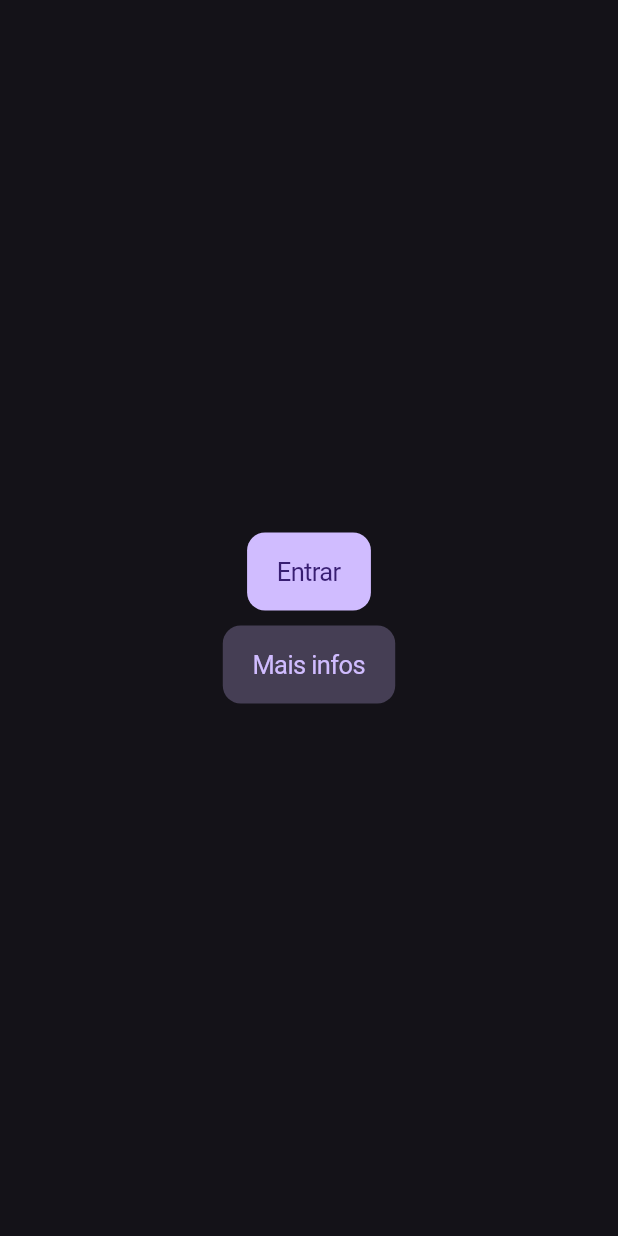
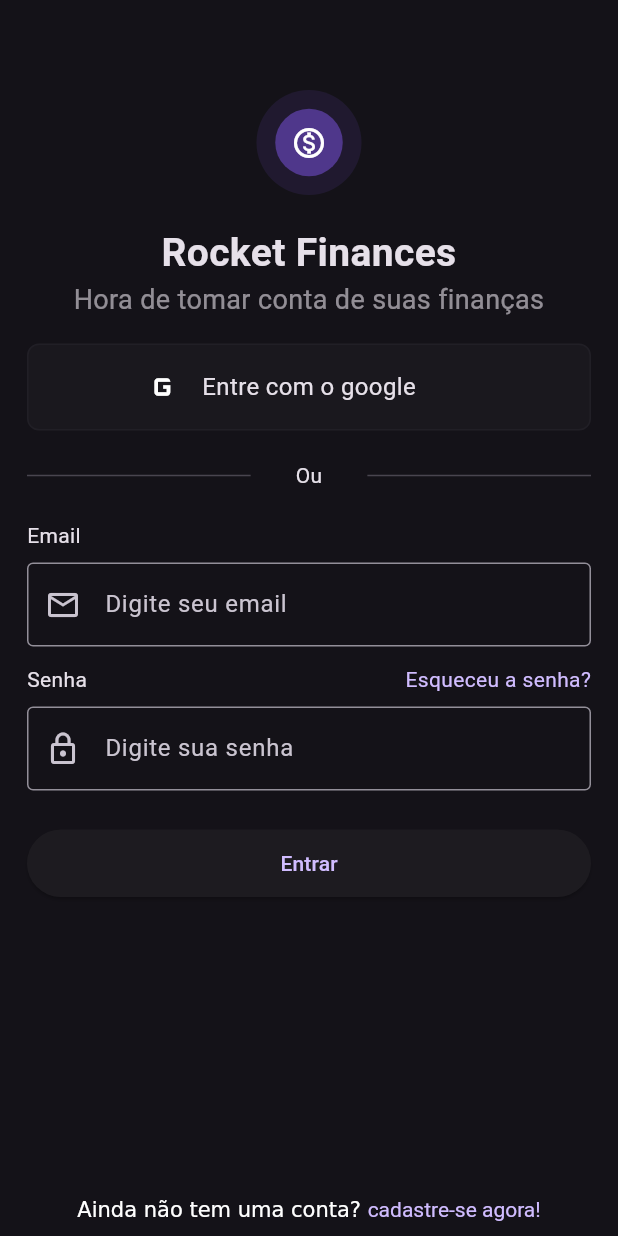
Before and after one commit to wRiqie/rocket_finances, a Flutter app: the SignInScreen screen opened directly, on a phone screen of 412 x 824 dp. Run offline on Flutter 3.47's test engine with Material 3 defaults, Android fonts, the phone set to English and light mode, and no system bars; our stand-ins replace result_dart, supabase_flutter; missing offline and left inert: flutter_settings_ui; accounts and stored records are empty.

Commit message:
feat: starting auth logic

```diff
--- a/lib/app/app_widget.dart
+++ b/lib/app/app_widget.dart
@@ -8,7 +8,9 @@ class AppWidget extends StatelessWidget {
   Widget build(BuildContext context) {
     return MaterialApp(
       title: 'Rocket finances',
-      theme: ThemeData(brightness: Brightness.dark),
+      theme: ThemeData(brightness: Brightness.dark).copyWith(
+          inputDecorationTheme:
+              InputDecorationTheme(border: OutlineInputBorder())),
       initialRoute: AppRoutes.dashboard,
       routes: AppPages.pages,
     );
--- /dev/null
+++ b/lib/app/core/values/types.dart
@@ -0,0 +1,3 @@
+import 'package:result_dart/result_dart.dart';
+
+typedef AppResult<S, F> = ResultDart;
--- /dev/null
+++ b/lib/app/data/repositories/auth_repository.dart
@@ -0,0 +1,5 @@
+abstract class AuthRepository {
+  Future<bool> signUp();
+}
+
+class AuthRepositoryImp implements AuthRepository {}
--- a/lib/app/ui/modules/sign_in/sign_in_screen.dart
+++ b/lib/app/ui/modules/sign_in/sign_in_screen.dart
@@ -1,6 +1,4 @@
-import 'package:flutter/cupertino.dart';
 import 'package:flutter/material.dart';
-import 'package:rocket_finances/app/routes/app_pages.dart';
 
 class SignInScreen extends StatefulWidget {
   const SignInScreen({super.key});
@@ -12,27 +10,205 @@ class SignInScreen extends StatefulWidget {
 class _SignInScreenState extends State<SignInScreen> {
   @override
   Widget build(BuildContext context) {
+    final size = MediaQuery.sizeOf(context);
+    final colorScheme = Theme.of(context).colorScheme;
+    final containerColor = colorScheme.surfaceBright.withValues(alpha: .15);
+
     return Scaffold(
-      body: SafeArea(
-        child: Center(
-          child: Column(
-            spacing: 10,
-            mainAxisSize: MainAxisSize.min,
-            children: [
-              CupertinoButton.filled(
-                child: Text('Entrar'),
-                onPressed: () {
-                  Navigator.pushNamed(context, AppRoutes.home);
-                },
-              ),
-              CupertinoButton.tinted(
-                child: Text('Mais infos'),
-                onPressed: () {},
-              ),
-            ],
+      bottomNavigationBar: InkWell(
+        onTap: () {},
+        child: Container(
+          padding: EdgeInsets.symmetric(
+            horizontal: 18,
+            vertical: 10 + MediaQuery.of(context).viewPadding.bottom,
+          ),
+          child: RichText(
+            textAlign: TextAlign.center,
+            text: TextSpan(
+              text: 'Ainda não tem uma conta? ',
+              children: [
+                TextSpan(
+                  text: 'cadastre-se agora!',
+                  style: TextStyle(color: colorScheme.primary),
+                ),
+              ],
+            ),
+          ),
+        ),
+      ),
+      body: SingleChildScrollView(
+        child: SafeArea(
+          child: Padding(
+            padding: const EdgeInsets.fromLTRB(18, 20, 18, 0),
+            child: Column(
+              crossAxisAlignment: CrossAxisAlignment.stretch,
+              children: [
+                SizedBox(
+                  height: 40,
+                ),
+                Row(
+                  mainAxisAlignment: MainAxisAlignment.center,
+                  children: [
+                    GlowLogoWidget(colorScheme: colorScheme),
+                  ],
+                ),
+                SizedBox(
+                  height: 20,
+                ),
+                Text(
+                  'Rocket Finances',
+                  textAlign: TextAlign.center,
+                  style: TextStyle(
+                    fontSize: 26,
+                    fontWeight: FontWeight.w600,
+                  ),
+                ),
+                Text(
+                  'Hora de tomar conta de suas finanças',
+                  textAlign: TextAlign.center,
+                  style: TextStyle(
+                    fontSize: 18,
+                    color: colorScheme.onSurface.withValues(alpha: .6),
+                  ),
+                ),
+                SizedBox(
+                  height: 16,
+                ),
+                Container(
+                  padding: EdgeInsets.symmetric(horizontal: 16, vertical: 14),
+                  decoration: BoxDecoration(
+                    color: containerColor,
+                    borderRadius: BorderRadius.circular(8),
+                    border: Border.all(
+                      color: colorScheme.surfaceContainer,
+                    ),
+                  ),
+                  child: Row(
+                    mainAxisAlignment: MainAxisAlignment.center,
+                    spacing: 12,
+                    children: [
+                      Icon(
+                        Icons.g_mobiledata,
+                        size: 28,
+                      ),
+                      Text(
+                        'Entre com o google',
+                        style: TextStyle(fontSize: 16),
+                      ),
+                      Opacity(
+                        opacity: 0,
+                        child: Icon(
+                          Icons.g_mobiledata,
+                          size: 28,
+                          color: colorScheme.primary,
+                        ),
+                      ),
+                    ],
+                  ),
+                ),
+                Padding(
+                  padding: const EdgeInsets.symmetric(vertical: 20),
+                  child: Row(
+                    children: [
+                      Expanded(child: Divider()),
+                      Padding(
+                        padding: const EdgeInsets.symmetric(horizontal: 30),
+                        child: Text('Ou'),
+                      ),
+                      Expanded(child: Divider()),
+                    ],
+                  ),
+                ),
+                Column(
+                  spacing: 8,
+                  crossAxisAlignment: CrossAxisAlignment.start,
+                  children: [
+                    Text('Email'),
+                    TextFormField(
+                      textInputAction: TextInputAction.next,
+                      decoration: InputDecoration(
+                        hintText: 'Digite seu email',
+                        prefixIcon: Icon(Icons.email_outlined),
+                      ),
+                    ),
+                  ],
+                ),
+                SizedBox(
+                  height: 12,
+                ),
+                Column(
+                  spacing: 8,
+                  crossAxisAlignment: CrossAxisAlignment.start,
+                  children: [
+                    Row(
+                      mainAxisAlignment: MainAxisAlignment.spaceBetween,
+                      children: [
+                        Text('Senha'),
+                        Text(
+                          'Esqueceu a senha?',
+                          style: TextStyle(color: colorScheme.primary),
+                        ),
+                      ],
+                    ),
+                    TextFormField(
+                      textInputAction: TextInputAction.send,
+                      decoration: InputDecoration(
+                        hintText: 'Digite sua senha',
+                        prefixIcon: Icon(Icons.lock_outline),
+                      ),
+                    ),
+                  ],
+                ),
+                SizedBox(
+                  height: 26,
+                ),
+                SizedBox(
+                  height: 45,
+                  child: ElevatedButton(
+                    onPressed: () {},
+                    child: Text('Entrar'),
+                  ),
+                ),
+              ],
+            ),
           ),
         ),
       ),
     );
   }
 }
+
+class GlowLogoWidget extends StatelessWidget {
+  const GlowLogoWidget({
+    super.key,
+    required this.colorScheme,
+  });
+
+  final ColorScheme colorScheme;
+
+  @override
+  Widget build(BuildContext context) {
+    return Stack(
+      alignment: Alignment.center,
+      children: [
+        Container(
+          width: 70,
+          height: 70,
+          decoration: BoxDecoration(
+            shape: BoxShape.circle,
+            color: colorScheme.primaryContainer.withValues(alpha: .2),
+          ),
+        ),
+        Container(
+          width: 45,
+          height: 45,
+          decoration: BoxDecoration(
+            shape: BoxShape.circle,
+            color: colorScheme.primaryContainer,
+          ),
+        ),
+        Icon(Icons.monetization_on_outlined),
+      ],
+    );
+  }
+}
--- a/pubspec.yaml
+++ b/pubspec.yaml
@@ -36,6 +36,8 @@ dependencies:
   # Use with the CupertinoIcons class for iOS style icons.
   cupertino_icons: ^1.0.8
   supabase_flutter: ^2.9.0
+  result_dart: ^2.1.0
+  get_it: ^8.0.3
 
 dev_dependencies:
   flutter_test:
```
Also changed, not shown: lib/app/data/data_sources/auth_data_source.dart (added, +58 -0 lines), lib/app/data/models/commands/sign_up_command.dart (added, +14 -0 lines), lib/app/data/models/default_response_model.dart (added, +14 -0 lines), lib/app/data/models/error_model.dart (added, +18 -0 lines), lib/app/data/models/user_model.dart (added, +27 -0 lines), lib/app/data/services/execute_service.dart (added, +21 -0 lines), pubspec.lock, 3 other files.
